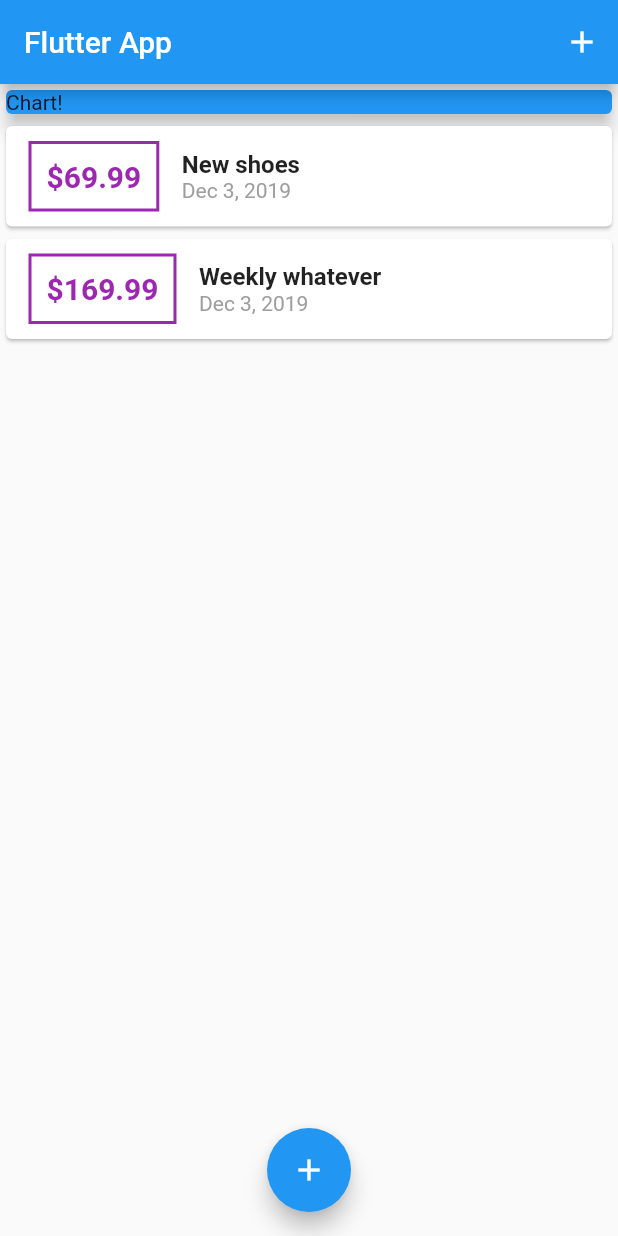
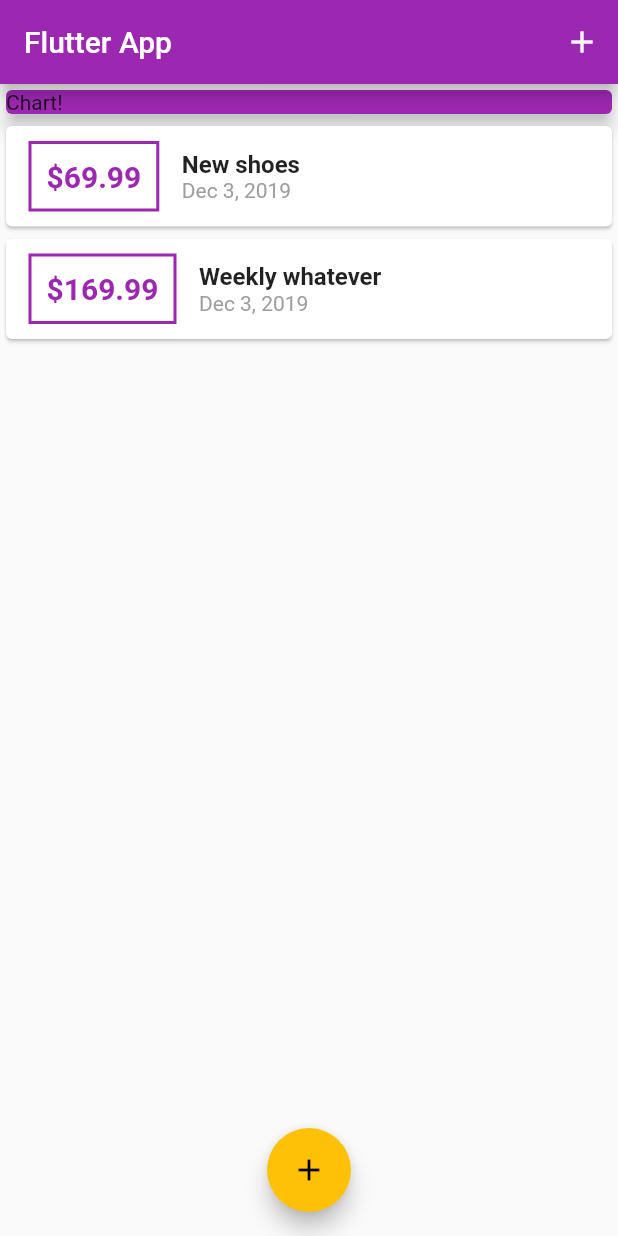
Before and after one commit to horsson/expense_app, a Flutter app: the screen it shows after launch, on a phone screen of 412 x 824 dp. Run offline on Flutter 3.47's test engine with Material 2 defaults, Android fonts, the phone set to English and light mode, and no system bars.

Commit message:
add theme support.

```diff
--- a/lib/main.dart
+++ b/lib/main.dart
@@ -13,6 +13,10 @@ class MyApp extends StatelessWidget {
     return MaterialApp(
       title: 'Flutter Demo',
       home: MyHomePage(),
+      theme: ThemeData(
+        primarySwatch: Colors.purple,
+        accentColor: Colors.amber,
+      ),
     );
   }
 }
@@ -89,7 +93,7 @@ class _MyHomePageState extends State<MyHomePage> {
             Container(
               width: double.infinity,
               child: Card(
-                color: Colors.blue,
+                color: Theme.of(context).primaryColor,
                 child: Text('Chart!'),
                 elevation: 5,
               ),
```
